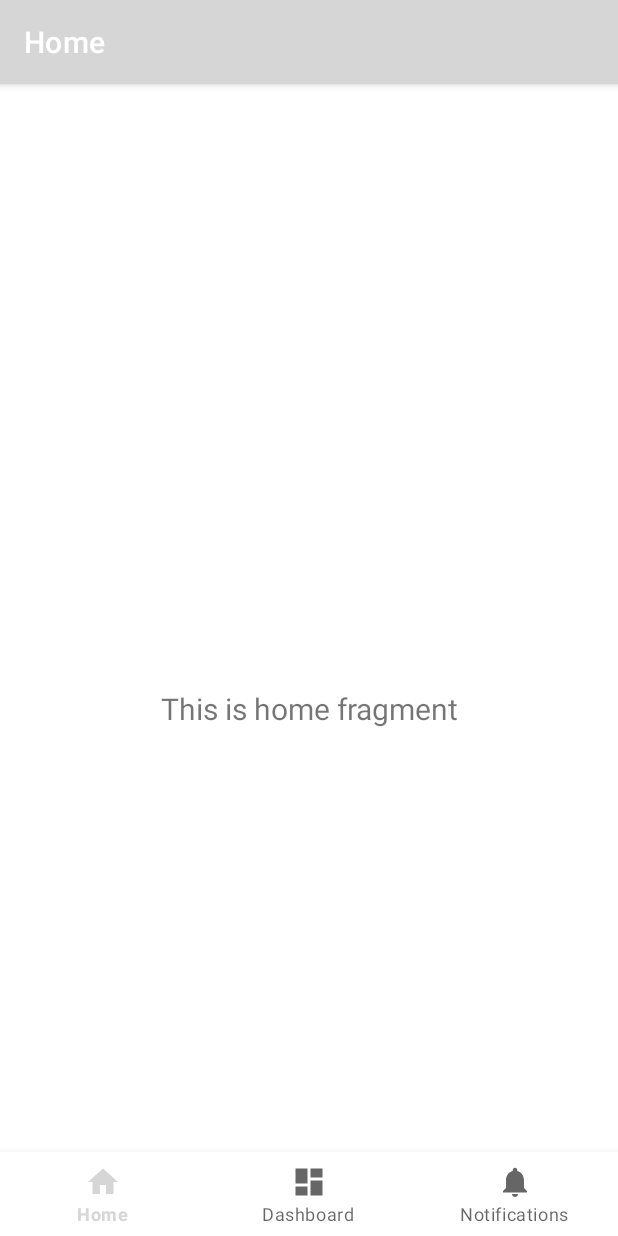
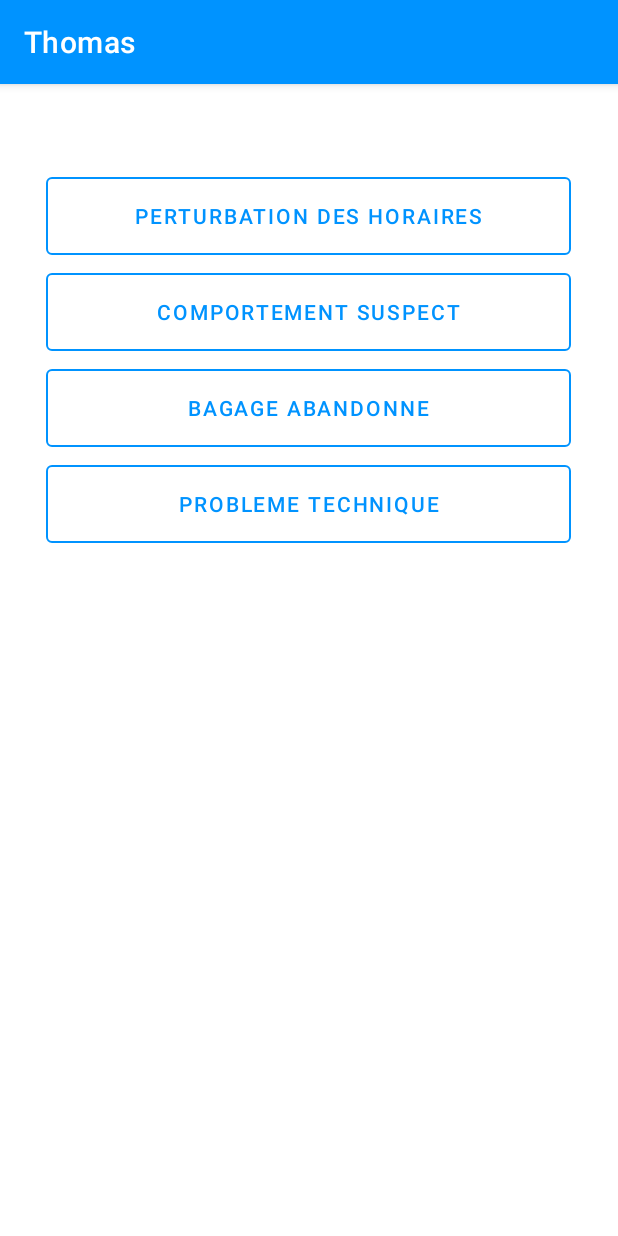
Before and after one commit to DarinaChan/Thomas, an Android app: the screen it shows after launch (MainActivity), on a phone screen of 412 x 824 dp. Run offline under Robolectric (Android 15) with nearby library versions, the phone set to English and light mode, and no system bars; our stand-ins replace navigation-ui.

Commit message:
Feature : Ajout de la vue de signalement des incidents

```diff
--- a/app/src/main/AndroidManifest.xml
+++ b/app/src/main/AndroidManifest.xml
@@ -14,8 +14,7 @@
         tools:targetApi="31">
         <activity
             android:name=".MainActivity"
-            android:exported="true"
-            android:label="@string/app_name">
+            android:exported="true">
             <intent-filter>
                 <action android:name="android.intent.action.MAIN" />
 
--- a/app/src/main/java/edu/thomas/MainActivity.java
+++ b/app/src/main/java/edu/thomas/MainActivity.java
@@ -14,14 +14,11 @@ import edu.thomas.databinding.ActivityMainBinding;
 
 public class MainActivity extends AppCompatActivity {
 
-    private ActivityMainBinding binding;
-
     @Override
     protected void onCreate(Bundle savedInstanceState) {
+
         super.onCreate(savedInstanceState);
-
-        binding = ActivityMainBinding.inflate(getLayoutInflater());
-        setContentView(binding.getRoot());
+        setContentView(R.layout.incident_reporting_layout);
 
         BottomNavigationView navView = findViewById(R.id.nav_view);
         // Passing each menu ID as a set of Ids because each
@@ -29,9 +26,9 @@ public class MainActivity extends AppCompatActivity {
         AppBarConfiguration appBarConfiguration = new AppBarConfiguration.Builder(
                 R.id.navigation_home, R.id.navigation_dashboard, R.id.navigation_notifications)
                 .build();
-        NavController navController = Navigation.findNavController(this, R.id.nav_host_fragment_activity_main);
-        NavigationUI.setupActionBarWithNavController(this, navController, appBarConfiguration);
-        NavigationUI.setupWithNavController(binding.navView, navController);
+        //NavController navController = Navigation.findNavController(this, R.id.nav_host_fragment_activity_main);
+        //NavigationUI.setupActionBarWithNavController(this, navController, appBarConfiguration);
+        //NavigationUI.setupWithNavController(binding.navView, navController);
     }
 
 }
--- a/app/src/main/res/layout/activity_main.xml
+++ b/app/src/main/res/layout/activity_main.xml
@@ -18,16 +18,11 @@
         app:layout_constraintRight_toRightOf="parent"
         app:menu="@menu/bottom_nav_menu" />
 
-    <fragment
-        android:id="@+id/nav_host_fragment_activity_main"
-        android:name="androidx.navigation.fragment.NavHostFragment"
+    <LinearLayout
         android:layout_width="match_parent"
         android:layout_height="match_parent"
-        app:defaultNavHost="true"
-        app:layout_constraintBottom_toTopOf="@id/nav_view"
-        app:layout_constraintLeft_toLeftOf="parent"
-        app:layout_constraintRight_toRightOf="parent"
-        app:layout_constraintTop_toTopOf="parent"
-        app:navGraph="@navigation/mobile_navigation" />
+        android:orientation="vertical" >
+
+    </LinearLayout>
 
 </androidx.constraintlayout.widget.ConstraintLayout>
--- a/app/src/main/res/layout/incident_reporting_layout.xml
+++ b/app/src/main/res/layout/incident_reporting_layout.xml
@@ -1,6 +1,58 @@
 <?xml version="1.0" encoding="utf-8"?>
-<LinearLayout xmlns:android="http://schemas.android.com/apk/res/android"
+
+<androidx.constraintlayout.widget.ConstraintLayout xmlns:android="http://schemas.android.com/apk/res/android"
+    xmlns:app="http://schemas.android.com/apk/res-auto"
+    xmlns:tools="http://schemas.android.com/tools"
+    android:id="@+id/container"
     android:layout_width="match_parent"
-    android:layout_height="match_parent">
+    android:layout_height="match_parent"
+    android:paddingTop="?attr/actionBarSize">
 
-</LinearLayout>
+    <LinearLayout
+        android:layout_width="match_parent"
+        android:layout_height="match_parent"
+        android:orientation="vertical"
+        android:gravity="center_horizontal">
+        <Button
+            android:id="@+id/scheduleDisruption"
+            android:layout_width="wrap_content"
+            android:layout_height="wrap_content"
+            android:width="350dp"
+            android:height="64dp"
+            android:text="@string/schedule_disruption"
+            style="?attr/materialButtonOutlinedStyle"
+            app:strokeColor="@color/blue"
+            app:layout_constraintLeft_toLeftOf="parent" />
+        <Button
+            android:id="@+id/suspiciousBehavior"
+            android:layout_width="wrap_content"
+            android:layout_height="wrap_content"
+            android:width="350dp"
+            android:height="64dp"
+            android:text="@string/suspicious_behavior"
+            style="?attr/materialButtonOutlinedStyle"
+            app:strokeColor="@color/blue"
+            app:layout_constraintLeft_toLeftOf="parent" />
+        <Button
+            android:id="@+id/abandonedLuggage"
+            android:layout_width="wrap_content"
+            android:layout_height="wrap_content"
+            android:width="350dp"
+            android:height="64dp"
+            android:text="@string/abandoned_luggage"
+            style="?attr/materialButtonOutlinedStyle"
+            app:strokeColor="@color/blue"
+            app:layout_constraintLeft_toLeftOf="parent" />
+        <Button
+            android:id="@+id/technicalProblem"
+            android:layout_width="wrap_content"
+            android:layout_height="wrap_content"
+            android:width="350dp"
+            android:height="64dp"
+            android:text="@string/technical_problem"
+            style="?attr/materialButtonOutlinedStyle"
+            app:strokeColor="@color/blue"
+            app:layout_constraintLeft_toLeftOf="parent" />
+    </LinearLayout>
+
+</androidx.constraintlayout.widget.ConstraintLayout>
--- a/app/src/main/res/values-night/themes.xml
+++ b/app/src/main/res/values-night/themes.xml
@@ -2,13 +2,13 @@
     <!-- Base application theme. -->
     <style name="Theme.Thomas" parent="Theme.MaterialComponents.DayNight.DarkActionBar">
         <!-- Primary brand color. -->
-        <item name="colorPrimary">@color/purple_200</item>
-        <item name="colorPrimaryVariant">@color/purple_700</item>
+        <item name="colorPrimary">@color/lightBlue</item>
+        <item name="colorPrimaryVariant">@color/darkBlue</item>
         <item name="colorOnPrimary">@color/black</item>
         <!-- Secondary brand color. -->
-        <item name="colorSecondary">@color/teal_200</item>
-        <item name="colorSecondaryVariant">@color/teal_200</item>
-        <item name="colorOnSecondary">@color/black</item>
+        <item name="colorSecondary">@color/blue</item>
+        <item name="colorSecondaryVariant">@color/darkBlue</item>
+        <item name="colorOnSecondary">@color/lightBlue</item>
         <!-- Status bar color. -->
         <item name="android:statusBarColor">?attr/colorPrimaryVariant</item>
         <!-- Customize your theme here. -->
--- a/app/src/main/res/values/colors.xml
+++ b/app/src/main/res/values/colors.xml
@@ -1,8 +1,9 @@
 <?xml version="1.0" encoding="utf-8"?>
 <resources>
-    <color name="bleuFonce">#0093FF</color>
-    <color name="bleuClair">#D6E5F1</color>
-    <color name="gris">#EEEEEE</color>
+    <color name="blue">#0093FF</color>
+    <color name="lightBlue">#D6E5F1</color>
+    <color name="darkBlue">#045FE6</color>
+    <color name="grey">#EEEEEE</color>
     <color name="black">#FF000000</color>
     <color name="white">#FFFFFFFF</color>
 </resources>
--- a/app/src/main/res/values/ids.xml
+++ b/app/src/main/res/values/ids.xml
@@ -1,3 +1,4 @@
 <?xml version="1.0" encoding="utf-8"?>
 <resources>
+    <item name="nav_host_fragment_activity_main" type="id" />
 </resources>
--- a/app/src/main/res/values/strings.xml
+++ b/app/src/main/res/values/strings.xml
@@ -3,4 +3,8 @@
     <string name="title_home">Home</string>
     <string name="title_dashboard">Dashboard</string>
     <string name="title_notifications">Notifications</string>
+    <string name="schedule_disruption">Perturbation des horaires</string>
+    <string name="suspicious_behavior">Comportement suspect</string>
+    <string name="abandoned_luggage">Bagage abandonne</string>
+    <string name="technical_problem">Probleme technique</string>
 </resources>
--- a/app/src/main/res/values/themes.xml
+++ b/app/src/main/res/values/themes.xml
@@ -2,13 +2,13 @@
     <!-- Base application theme. -->
     <style name="Theme.Thomas" parent="Theme.MaterialComponents.DayNight.DarkActionBar">
         <!-- Primary brand color. -->
-        <item name="colorPrimary">@color/purple_500</item>
-        <item name="colorPrimaryVariant">@color/purple_700</item>
+        <item name="colorPrimary">@color/blue</item>
+        <item name="colorPrimaryVariant">@color/darkBlue</item>
         <item name="colorOnPrimary">@color/white</item>
         <!-- Secondary brand color. -->
-        <item name="colorSecondary">@color/teal_200</item>
-        <item name="colorSecondaryVariant">@color/teal_700</item>
-        <item name="colorOnSecondary">@color/black</item>
+        <item name="colorSecondary">@color/lightBlue</item>
+        <item name="colorSecondaryVariant">@color/darkBlue</item>
+        <item name="colorOnSecondary">@color/blue</item>
         <!-- Status bar color. -->
         <item name="android:statusBarColor">?attr/colorPrimaryVariant</item>
         <!-- Customize your theme here. -->
```
